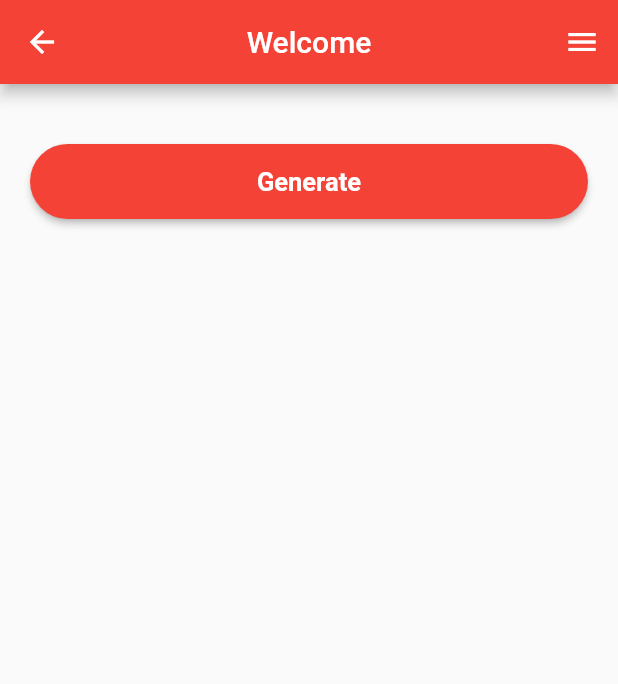
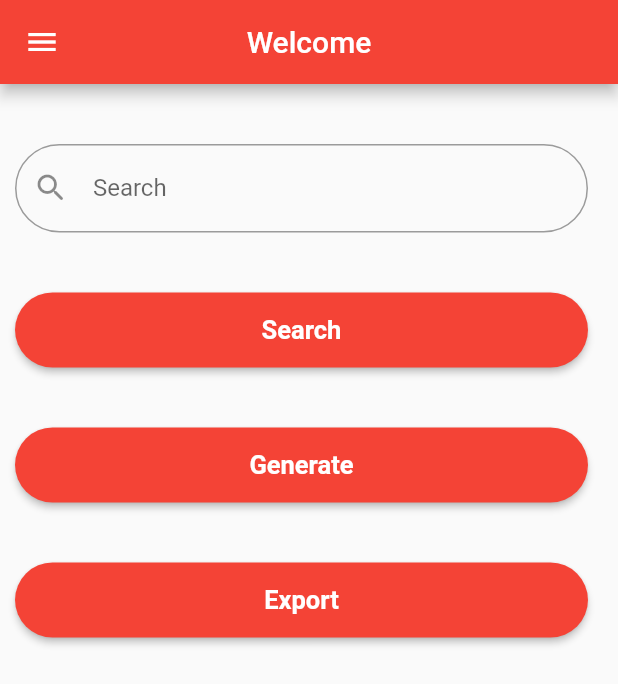
Before and after one commit to GeekMind00/Randomly, a Flutter app: the Home screen opened by its route, on a phone screen of 412 x 824 dp. Shown: the top 684 px of the screen. Run offline on Flutter 3.47's test engine with Material 2 defaults, Android fonts, the phone set to English and light mode, and no system bars.

Commit message:
Home page

```diff
--- a/razan/lib/components/inputtext.dart
+++ b/razan/lib/components/inputtext.dart
@@ -36,3 +36,14 @@ TextFormField buildUserNameField(TextEditingController myController) {
         border: OutlineInputBorder(borderRadius: BorderRadius.circular(50))),
   );
 }
+
+TextFormField buildSearchField(TextEditingController myController) {
+  return TextFormField(
+    controller: myController,
+    decoration: InputDecoration(
+        labelText: " Search",
+        prefixIcon:
+            Padding(padding: EdgeInsets.all(9), child: Icon(Icons.search_rounded)),
+        border: OutlineInputBorder(borderRadius: BorderRadius.circular(50))),
+  );
+}
--- a/razan/lib/screens/home.dart
+++ b/razan/lib/screens/home.dart
@@ -1,9 +1,9 @@
-
 import 'package:test/components/button.dart';
 
 import '../components/mydrawer.dart';
 
 import 'package:flutter/material.dart';
+import '../components/inputtext.dart';
 
 class Home extends StatefulWidget {
   State<StatefulWidget> createState() {
@@ -12,6 +12,7 @@ class Home extends StatefulWidget {
 }
 
 class HomeState extends State<Home> {
+  TextEditingController searchNumber = new TextEditingController();
   @override
   Widget build(BuildContext context) {
     return Scaffold(
@@ -23,19 +24,30 @@ class HomeState extends State<Home> {
             IconButton(icon: Icon(Icons.account_box),onPressed: () {})
           ], */
         centerTitle: true,
-
       ),
-      endDrawer: MyDrawer(),
+      drawer: MyDrawer(),
       body: Container(
-        padding: EdgeInsets.fromLTRB(20, 40, 20, 40),
+        padding: EdgeInsets.fromLTRB(10, 40, 20, 40),
         child: ListView(
           scrollDirection: Axis.vertical,
           children: <Widget>[
-            Button('Generate',(){})
+            buildSearchField(searchNumber),
+            SizedBox(
+              height: 40,
+            ),
+            Button('Search', () {
+              print(searchNumber.text);
+            }),
+            SizedBox(
+              height: 40,
+            ),
+            Button('Generate', () {}),
+            SizedBox(
+              height: 40,
+            ),
+            Button('Export', () {})
           ],
         ),
-
-
       ),
     );
   }
--- a/razan/lib/screens/login.dart
+++ b/razan/lib/screens/login.dart
@@ -26,7 +26,7 @@ class _LoginState extends State<Login> {
         title: Text("Login"),
         backgroundColor: Colors.red,
       ),
-      endDrawer: MyDrawer(),
+      drawer: MyDrawer(),
       body: Padding(
         padding: EdgeInsets.fromLTRB(20, 40, 20, 40),
         child: Form(
--- a/razan/lib/screens/sign_up.dart
+++ b/razan/lib/screens/sign_up.dart
@@ -20,7 +20,7 @@ class Signup extends StatelessWidget {
         title: Text("Signup"),
         backgroundColor: Colors.red,
       ),
-      endDrawer: MyDrawer(),
+      drawer: MyDrawer(),
       body: Padding(
         padding: EdgeInsets.fromLTRB(20, 40, 20, 40),
         child: Form(
```
